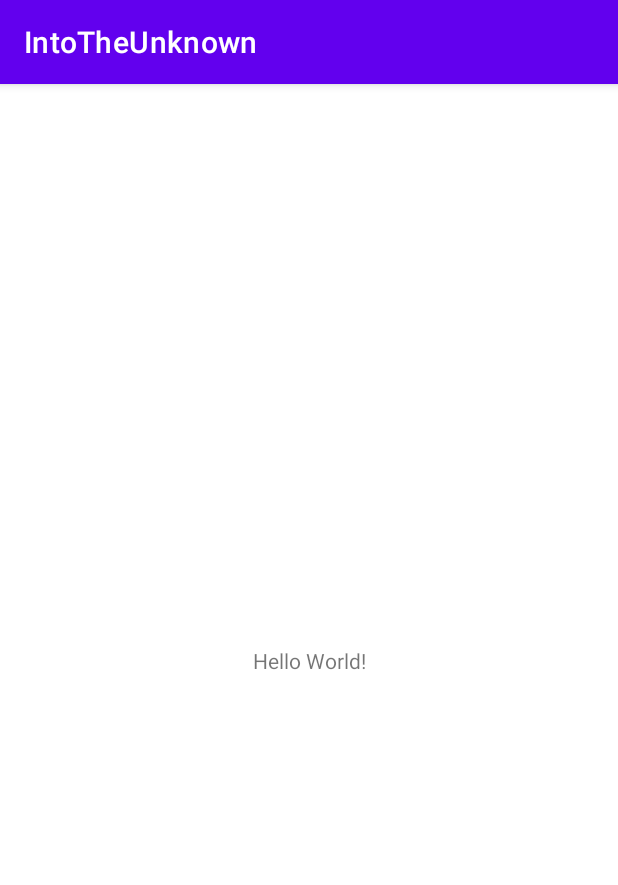
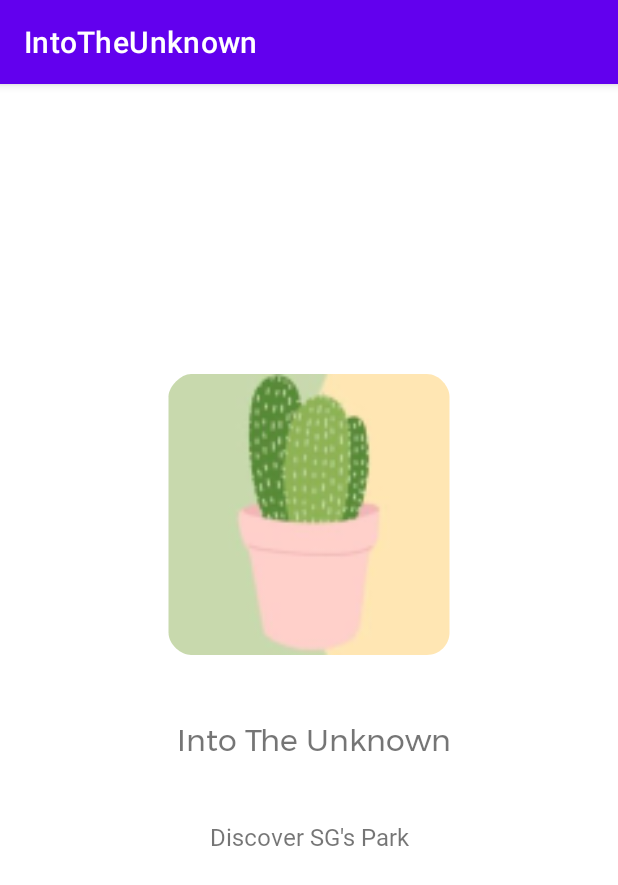
Before and after one commit to PulavarthiShravya/MAD_Team05_P03_ASG, an Android app: the screen it shows after launch (MainActivity), on a phone screen of 412 x 824 dp. Shown: the top 885 px of the screen. Run offline under Robolectric (Android 15) with nearby library versions, the phone set to English and light mode, and no system bars.

Commit message:
added the loading page

```diff
--- a/app/src/main/AndroidManifest.xml
+++ b/app/src/main/AndroidManifest.xml
@@ -16,6 +16,9 @@
                 <category android:name="android.intent.category.LAUNCHER" />
             </intent-filter>
         </activity>
+        <meta-data
+            android:name="preloaded_fonts"
+            android:resource="@array/preloaded_fonts" />
     </application>
 
 </manifest>
--- a/app/src/main/res/layout/activity_main.xml
+++ b/app/src/main/res/layout/activity_main.xml
@@ -6,13 +6,48 @@
     android:layout_height="match_parent"
     tools:context=".MainActivity">
 
+    <ImageView
+        android:id="@+id/imageView"
+        android:layout_width="189dp"
+        android:layout_height="187dp"
+        android:layout_marginStart="111dp"
+        android:layout_marginTop="193dp"
+        android:layout_marginEnd="111dp"
+        android:layout_marginBottom="41dp"
+        app:layout_constraintBottom_toTopOf="@+id/textView2"
+        app:layout_constraintEnd_toEndOf="parent"
+        app:layout_constraintStart_toStartOf="parent"
+        app:layout_constraintTop_toTopOf="parent"
+        app:srcCompat="@mipmap/ic_launcher" />
+
     <TextView
+        android:id="@+id/textView2"
         android:layout_width="wrap_content"
         android:layout_height="wrap_content"
-        android:text="Hello World!"
+        android:layout_marginStart="117dp"
+        android:layout_marginTop="41dp"
+        android:layout_marginEnd="111dp"
+        android:fontFamily="@font/montserrat"
+        android:text="Into The Unknown"
+        android:textSize="20sp"
+        app:layout_constraintEnd_toEndOf="parent"
+        app:layout_constraintStart_toStartOf="parent"
+        app:layout_constraintTop_toBottomOf="@+id/imageView" />
+
+    <TextView
+        android:id="@+id/textView3"
+        android:layout_width="wrap_content"
+        android:layout_height="wrap_content"
+        android:layout_marginStart="147dp"
+        android:layout_marginTop="21dp"
+        android:layout_marginEnd="147dp"
+        android:layout_marginBottom="239dp"
+        android:fontFamily="@font/roboto"
+        android:text="Discover SG's Park"
+        android:textSize="16sp"
         app:layout_constraintBottom_toBottomOf="parent"
-        app:layout_constraintLeft_toLeftOf="parent"
-        app:layout_constraintRight_toRightOf="parent"
-        app:layout_constraintTop_toTopOf="parent" />
+        app:layout_constraintEnd_toEndOf="parent"
+        app:layout_constraintStart_toStartOf="parent"
+        app:layout_constraintTop_toBottomOf="@+id/textView2" />
 
 </androidx.constraintlayout.widget.ConstraintLayout>
--- /dev/null
+++ b/app/src/main/res/values/preloaded_fonts.xml
@@ -0,0 +1,7 @@
+<?xml version="1.0" encoding="utf-8"?>
+<resources>
+    <array name="preloaded_fonts" translatable="false">
+        <item>@font/</item>
+        <item>@font/montserrat</item>
+    </array>
+</resources>
```
Also changed, not shown: app/src/main/res/font/montserrat.ttf (added), app/src/main/res/font/roboto.ttf (added).
